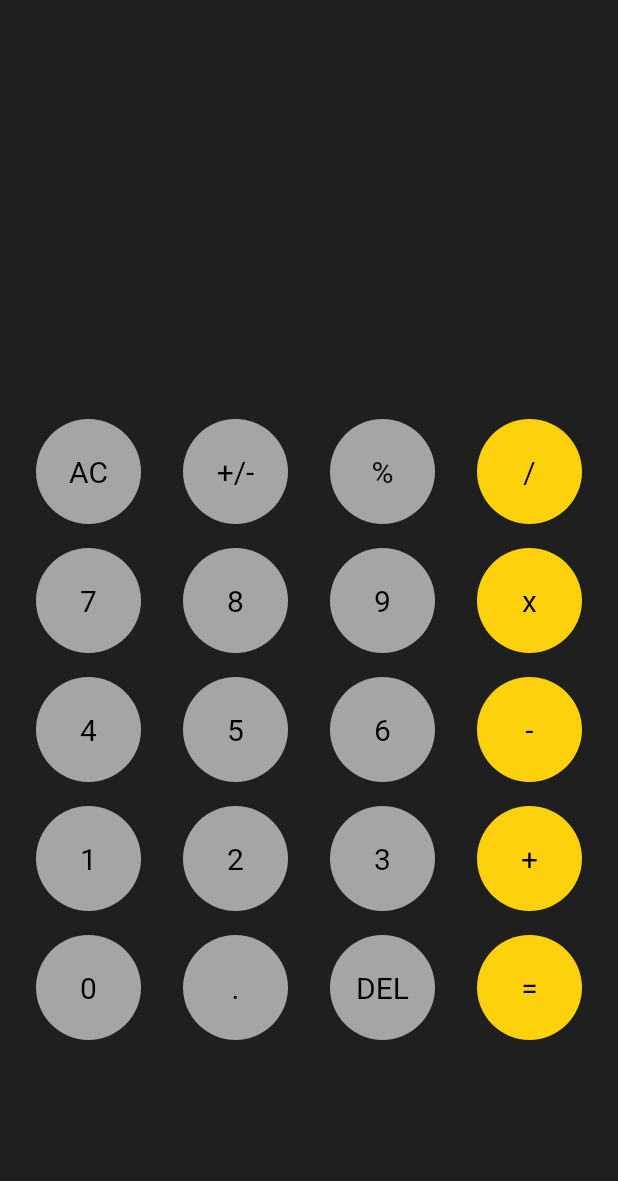
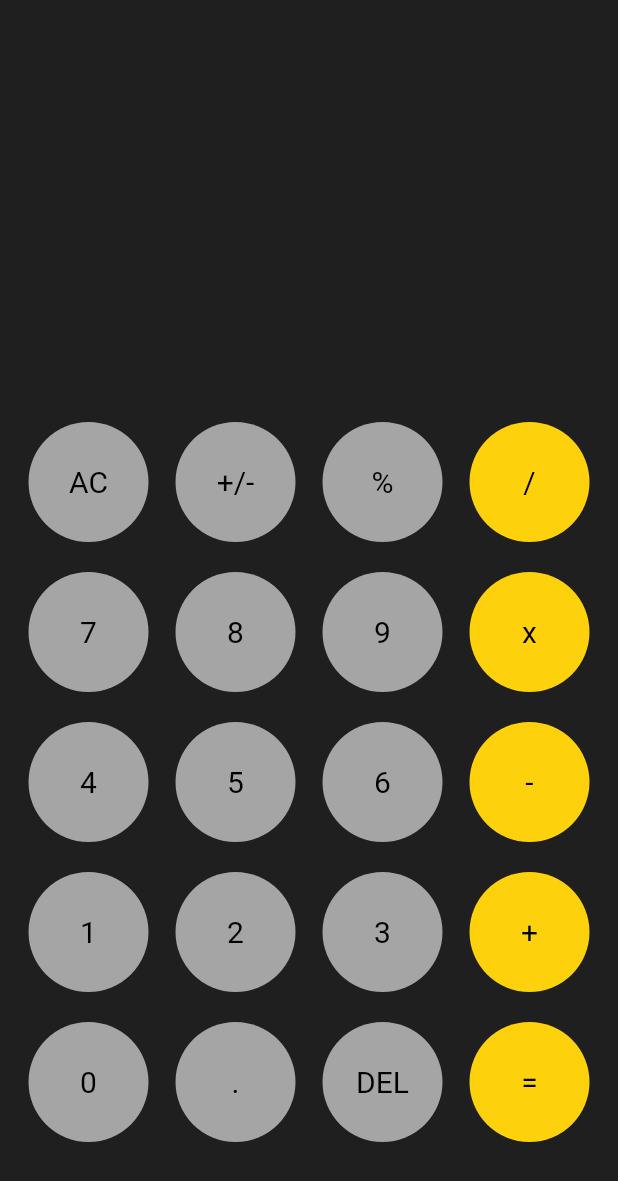
Before and after one commit to MAbdullah-9015/Calculator-app, a Flutter app: the screen it shows after launch, on a phone screen of 412 x 824 dp. Shown: the top 1181 px of the screen. Run offline on Flutter 3.47's test engine with Material 2 defaults, Android fonts, the phone set to English and light mode, and no system bars; our stand-ins replace math_expressions.

Commit message:
commit_new

```diff
--- a/lib/components/my_button.dart
+++ b/lib/components/my_button.dart
@@ -15,11 +15,11 @@ class MyButton extends StatelessWidget {
   Widget build(BuildContext context) {
     return Expanded(
       child: Padding(
-        padding: const EdgeInsets.symmetric(vertical: 8),
+        padding: const EdgeInsets.symmetric(vertical: 10),
         child: InkWell(
           onTap: onPress,
           child: Container(
-            height: 70,
+            height: 80,
             decoration: BoxDecoration(shape: BoxShape.circle, color: color),
             child: Center(
               child: Text(
--- a/lib/home_screen.dart
+++ b/lib/home_screen.dart
@@ -18,12 +18,14 @@ class _HomeScreenState extends State<HomeScreen> {
       backgroundColor: const Color(0xff1f1f1f),
       body: SafeArea(
         child: Padding(
-          padding: const EdgeInsets.symmetric(horizontal: 10),
+          padding: const EdgeInsets.symmetric(
+            horizontal: 10,
+          ),
           child: Column(
             children: [
               Expanded(
                 child: Padding(
-                  padding: const EdgeInsets.symmetric(vertical: 20),
+                  padding: const EdgeInsets.only(bottom: 30, right: 13),
                   child: Column(
                       mainAxisAlignment: MainAxisAlignment.end,
                       crossAxisAlignment: CrossAxisAlignment.end,
```
